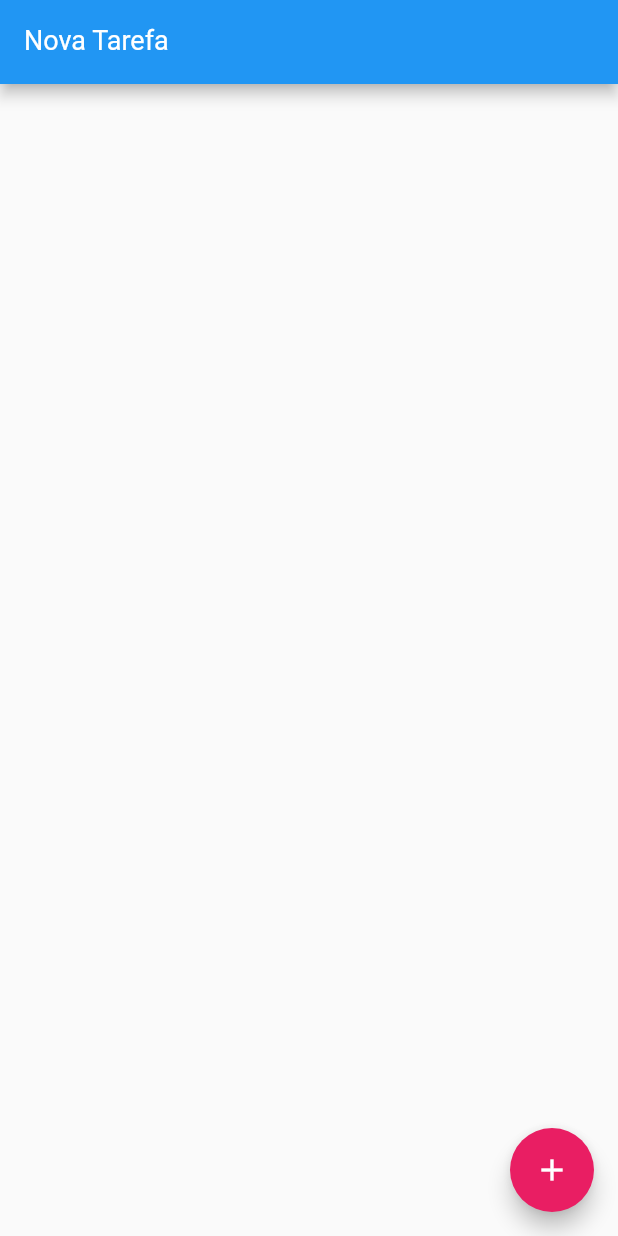
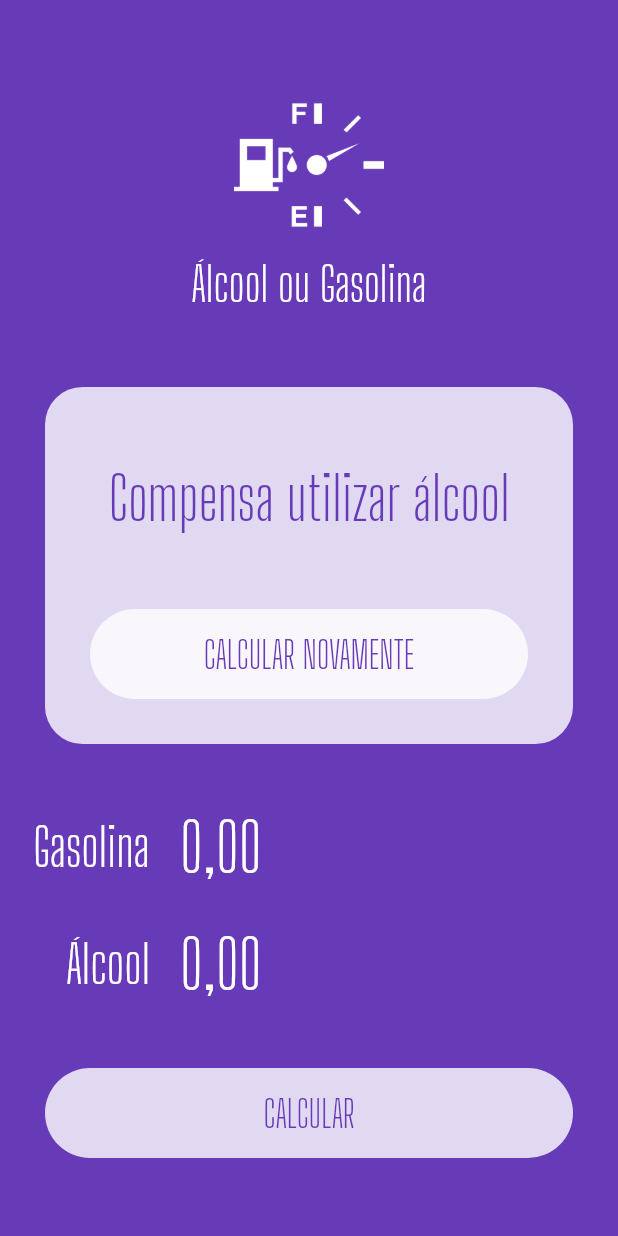
Before and after one commit to garciawell/flutter-apps-balta, a Flutter app: the screen it shows after launch, on a phone screen of 412 x 824 dp. Run offline on Flutter 3.47's test engine with Material 2 defaults, Android fonts, the phone set to English and light mode, and no system bars; our stand-ins replace flutter_masked_text.

Commit message:
Init App gas ou alcool

```diff
--- a/lib/main.dart
+++ b/lib/main.dart
@@ -1,138 +1,107 @@
-import 'dart:convert';
+import "package:flutter/material.dart";
+import 'package:flutter_masked_text/flutter_masked_text.dart';
+import 'package:flutter_todo/widgets/logo.widget.dart';
 
-import 'package:flutter/material.dart';
-import 'package:shared_preferences/shared_preferences.dart';
-import 'models/item.dart';
+import 'widgets/input.widget.dart';
 
 void main() => runApp(App());
 
 class App extends StatelessWidget {
-  // This widget is the root of your application.
-  @override
   Widget build(BuildContext context) {
     return MaterialApp(
-      title: 'Flutter Demo',
+      title: "Alccol ou Gasolina",
       debugShowCheckedModeBanner: false,
       theme: ThemeData(
-        primarySwatch: Colors.blue,
+        primarySwatch: Colors.deepPurple,
       ),
       home: HomePage(),
     );
   }
 }
 
-class HomePage extends StatefulWidget {
-  var items = new List<Item>();
+class HomePage extends StatelessWidget {
+  var _gasCtrl = new MoneyMaskedTextController();
+  var _accCtrl = new MoneyMaskedTextController();
 
-  HomePage() {
-    items = [];
-    // items.add(Item(title: "Item 1", done: false));
-    // items.add(Item(title: "Item 2", done: true));
-    // items.add(Item(title: "Item 3", done: false));
-    // items.add(Item(title: "Item 4", done: true));
-  }
-
-  @override
-  _HomePageState createState() => _HomePageState();
-}
-
-class _HomePageState extends State<HomePage> {
-  var newTaskCtrl = TextEditingController();
-
-  void add() {
-    if (newTaskCtrl.text.isEmpty) return;
-
-    setState(() {
-      widget.items.add(Item(
-        title: newTaskCtrl.text,
-        done: false,
-      ));
-      newTaskCtrl.text = "";
-    });
-    save();
-  }
-
-  void remove(int index) {
-    setState(() {
-      widget.items.removeAt(index);
-    });
-    save();
-  }
-
-  Future load() async {
-    var prefs = await SharedPreferences.getInstance();
-    var data = prefs.getString('data');
-
-    if (data != null) {
-      Iterable decoded = jsonDecode(data);
-
-      List<Item> result = decoded.map((x) => Item.fromJson(x)).toList();
-
-      setState(() {
-        widget.items = result;
-      });
-    }
-  }
-
-  save() async {
-    var prefs = await SharedPreferences.getInstance();
-    await prefs.setString('data', jsonEncode(widget.items));
-  }
-
-  _HomePageState() {
-    load();
-  }
-
-  @override
   Widget build(BuildContext context) {
     return Scaffold(
-      appBar: AppBar(
-        title: TextFormField(
-          controller: newTaskCtrl,
-          keyboardType: TextInputType.text,
+      backgroundColor: Theme.of(context).primaryColor,
+      body: ListView(children: [
+        Logo(),
+        Container(
+          margin: EdgeInsets.all(30),
+          decoration: BoxDecoration(
+            color: Colors.white.withOpacity(0.8),
+            borderRadius: BorderRadius.circular(25),
+          ),
+          child: Column(
+            children: <Widget>[
+              SizedBox(
+                height: 50,
+              ),
+              Text(
+                "Compensa utilizar álcool",
                 style: TextStyle(
-            color: Colors.white,
-            fontSize: 18.0,
+                  color: Theme.of(context).primaryColor,
+                  fontSize: 40,
+                  fontFamily: "Big Shoulders Display",
                 ),
-          decoration: InputDecoration(
-            labelText: 'Nova Tarefa',
-            labelStyle: TextStyle(
-              color: Colors.white,
+                textAlign: TextAlign.center,
+              ),
+              SizedBox(
+                height: 20,
+              ),
+              Container(
+                margin: EdgeInsets.all(30),
+                height: 60,
+                width: double.infinity,
+                decoration: BoxDecoration(
+                  color: Colors.white.withOpacity(0.8),
+                  borderRadius: BorderRadius.circular(60),
+                ),
+                child: FlatButton(
+                  child: Text(
+                    "CALCULAR NOVAMENTE",
+                    style: TextStyle(
+                      color: Theme.of(context).primaryColor,
+                      fontSize: 25,
+                      fontFamily: "Big Shoulders Display",
                     ),
                   ),
+                  onPressed: () {},
+                ),
+              )
+            ],
           ),
         ),
-      body: ListView.builder(
-        itemCount: widget.items.length,
-        itemBuilder: (BuildContext context, int index) {
-          final item = widget.items[index];
-
-          return Dismissible(
-            child: CheckboxListTile(
-              title: Text(item.title),
-              value: item.done,
-              onChanged: (value) {
-                setState(() {
-                  item.done = value;
-                });
-                save();
-              },
+        Input(
+          ctrl: _gasCtrl,
+          label: 'Gasolina',
         ),
-            key: Key(item.title),
-            background: Container(
-              color: Colors.red.withOpacity(0.2),
+        Input(
+          ctrl: _accCtrl,
+          label: 'Álcool',
         ),
-            onDismissed: (direction) {
-              remove(index);
-            },
-          );
-        },
+        Container(
+          margin: EdgeInsets.all(30),
+          height: 60,
+          decoration: BoxDecoration(
+            color: Colors.white.withOpacity(0.8),
+            borderRadius: BorderRadius.circular(50),
           ),
-      floatingActionButton: FloatingActionButton(
-        child: Icon(Icons.add),
-        backgroundColor: Colors.pink,
-        onPressed: add,
+          child: FlatButton(
+            child: Text(
+              "CALCULAR",
+              style: TextStyle(
+                color: Theme.of(context).primaryColor,
+                fontSize: 25,
+                fontFamily: "Big Shoulders Display",
               ),
+            ),
+            onPressed: () {},
+          ),
+        )
+      ]),
     );
   }
 }
--- a/lib/models/item.dart
+++ /dev/null
@@ -1,18 +0,0 @@
-class Item {
-  String title;
-  bool done;
-
-  Item({this.title, this.done});
-
-  Item.fromJson(Map<String, dynamic> json) {
-    title = json['title'];
-    done = json['done'];
-  }
-
-  Map<String, dynamic> toJson() {
-    final Map<String, dynamic> data = new Map<String, dynamic>();
-    data['title'] = this.title;
-    data['done'] = this.done;
-    return data;
-  }
-}
--- /dev/null
+++ b/lib/widgets/input.widget.dart
@@ -0,0 +1,46 @@
+import 'package:flutter/material.dart';
+import 'package:flutter_masked_text/flutter_masked_text.dart';
+
+class Input extends StatelessWidget {
+  var label = "";
+  var ctrl = new MoneyMaskedTextController();
+
+  Input({@required this.label, @required this.ctrl});
+
+  @override
+  Widget build(BuildContext context) {
+    return Row(
+      children: <Widget>[
+        Container(
+          width: 100,
+          alignment: Alignment.centerRight,
+          child: Text(
+            label,
+            style: TextStyle(
+              color: Colors.white,
+              fontSize: 35,
+              fontFamily: "Big Shoulders Display",
+            ),
+          ),
+        ),
+        SizedBox(
+          width: 20,
+        ),
+        Expanded(
+          child: TextFormField(
+            controller: ctrl,
+            keyboardType: TextInputType.number,
+            style: TextStyle(
+              color: Colors.white,
+              fontSize: 45,
+              fontFamily: "Big Shoulders Display",
+            ),
+            decoration: InputDecoration(
+              border: InputBorder.none,
+            ),
+          ),
+        )
+      ],
+    );
+  }
+}
--- /dev/null
+++ b/lib/widgets/logo.widget.dart
@@ -0,0 +1,32 @@
+import 'package:flutter/material.dart';
+
+class Logo extends StatelessWidget {
+  @override
+  Widget build(BuildContext context) {
+    return Column(
+      children: <Widget>[
+        SizedBox(
+          height: 60,
+        ),
+        Image.asset(
+          "assets/images/aog-white.png",
+          height: 100,
+        ),
+        SizedBox(
+          height: 10,
+        ),
+        Text(
+          "Álcool ou Gasolina",
+          style: TextStyle(
+              color: Colors.white,
+              fontSize: 32,
+              fontFamily: "Big Shoulders Display"),
+          textAlign: TextAlign.center,
+        ),
+        SizedBox(
+          height: 20,
+        ),
+      ],
+    );
+  }
+}
```
Also changed, not shown: pubspec.yaml (+9 -9 lines), assets/fonts/BigShouldersDisplay-Light.ttf (added), assets/images/aog-white.png (added), pubspec.lock. Lines whose indentation alone changed are shown as unchanged.
